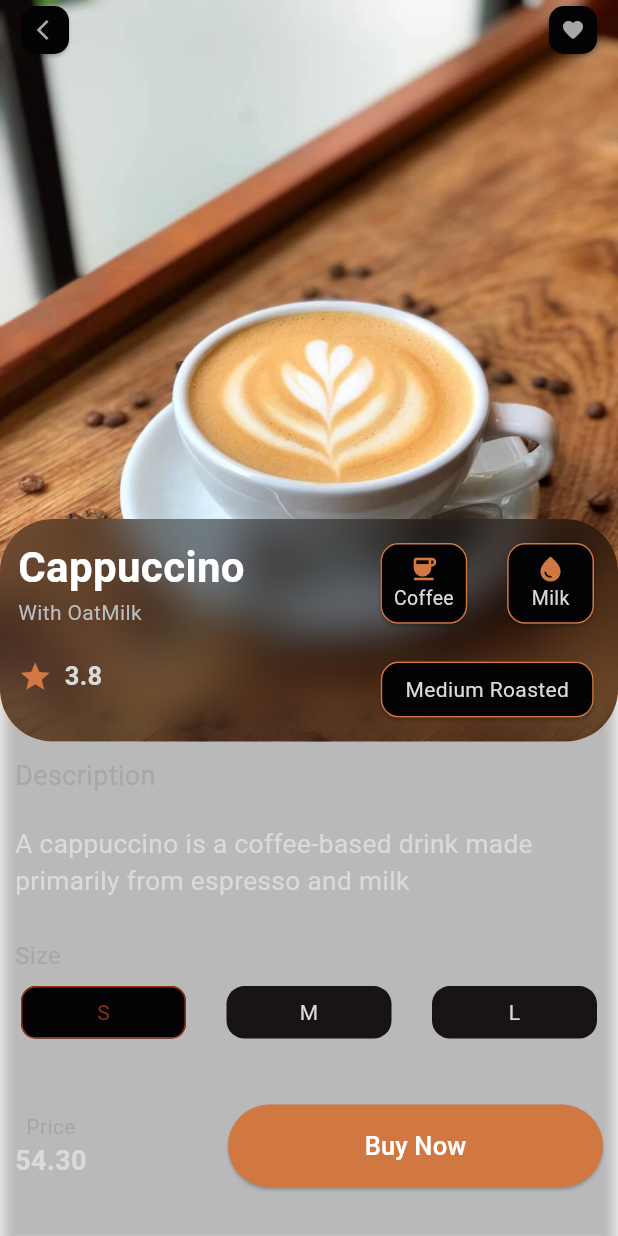
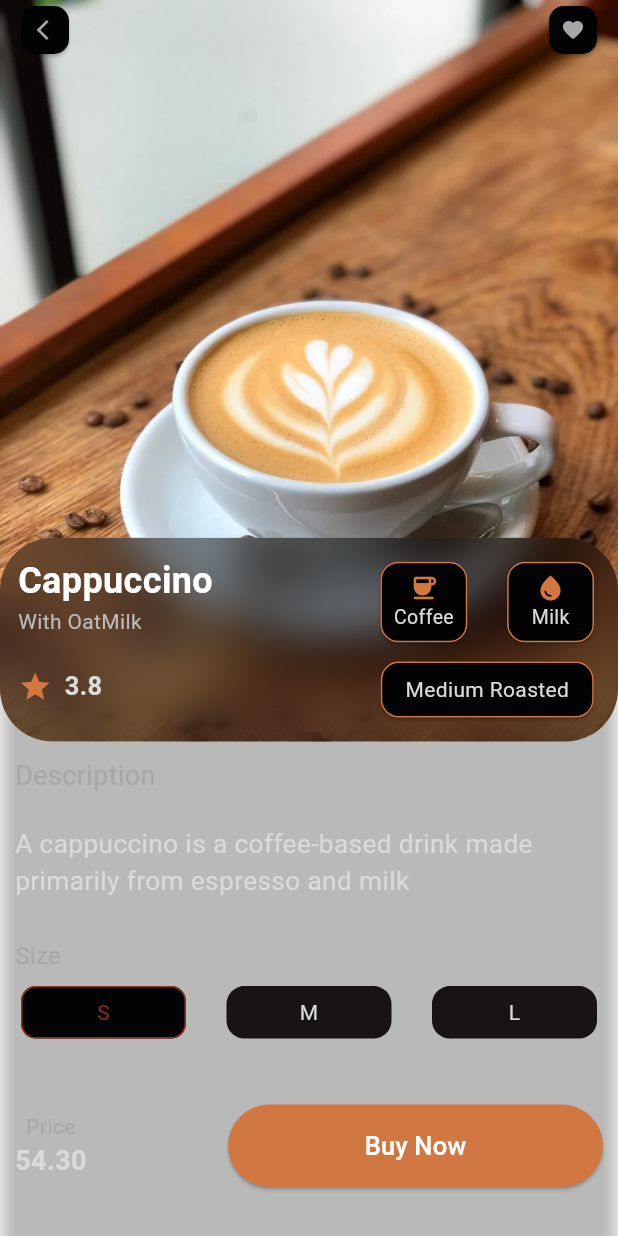
Before and after one commit to mabelane/coffeeapp, a Flutter app: the screen it shows after launch, after a tap on "3.8", on a phone screen of 412 x 824 dp. Run offline on Flutter 3.47's test engine with Material 2 defaults, Android fonts, the phone set to English and light mode, and no system bars; our stand-ins replace flutter_riverpod, riverpod.

Commit message:
fixed a few errors

```diff
--- a/lib/main.dart
+++ b/lib/main.dart
@@ -1,4 +1,5 @@
 import 'dart:ui';
+import 'package:animations/animations.dart';
 import 'package:coffeeapp/view/mobile/navbar.dart';
 import 'package:flutter/material.dart';
 import 'package:flutter_riverpod/flutter_riverpod.dart';
@@ -17,21 +18,12 @@ class MyApp extends StatelessWidget {
     return MaterialApp(
       title: 'Flutter Demo',
       theme: ThemeData(
-        // This is the theme of your application.
-        //
-        // TRY THIS: Try running your application with "flutter run". You'll see
-        // the application has a blue toolbar. Then, without quitting the app,
-        // try changing the seedColor in the colorScheme below to Colors.green
-        // and then invoke "hot reload" (save your changes or press the "hot
-        // reload" button in a Flutter-supported IDE, or press "r" if you used
-        // the command line to start the app).
-        //
-        // Notice that the counter didn't reset back to zero; the application
-        // state is not lost during the reload. To reset the state, use hot
-        // restart instead.
-        //
-        // This works for code too, not just values: Most code changes can be
-        // tested with just a hot reload.
+        pageTransitionsTheme: const PageTransitionsTheme(
+          builders: {
+            TargetPlatform.android: FadeThroughPageTransitionsBuilder(),
+            TargetPlatform.iOS: FadeThroughPageTransitionsBuilder(),
+          },
+        ),
         colorScheme: ColorScheme.fromSeed(seedColor: Colors.deepPurple),
         useMaterial3: true,
       ),
--- a/lib/util/coffee_container.dart
+++ b/lib/util/coffee_container.dart
@@ -36,7 +36,7 @@ class CoffeeContainer extends StatelessWidget {
         children: [
           Stack(alignment: Alignment.topRight, children: [
             SizedBox(
-              width: 180,
+              width: 195,
               height: 150,
               child: ClipRRect(
                 borderRadius: BorderRadius.circular(15),
@@ -79,8 +79,9 @@ class CoffeeContainer extends StatelessWidget {
           ),
           Text(
             coffee.title,
+            maxLines: 1,
             style: const TextStyle(
-                color: Colors.white, fontSize: 18, fontWeight: FontWeight.bold),
+                color: Colors.white, fontSize: 15, fontWeight: FontWeight.bold),
           ),
           Text(
             coffee.extras,
--- a/lib/util/detailed_page.dart
+++ b/lib/util/detailed_page.dart
@@ -107,7 +107,7 @@ class DetailedPage extends StatelessWidget {
                           ),
                         )),
                         BlurEffect(
-                          height: size.height * 0.18,
+                          height: size.height * 0.165,
                           borderRadius: BorderRadius.circular(35),
                           padding: const EdgeInsets.all(12),
                           child: Row(
@@ -120,13 +120,15 @@ class DetailedPage extends StatelessWidget {
                                   children: [
                                     Text(
                                       coffee.title,
+                                      maxLines: 2,
                                       style: const TextStyle(
                                           color: Colors.white,
-                                          fontSize: 28,
+                                          fontSize: 24,
                                           fontWeight: FontWeight.bold),
                                     ),
                                     Text(
                                       coffee.extras,
+                                      maxLines: 1,
                                       style: const TextStyle(
                                           color: Color.fromARGB(
                                               255, 188, 188, 188),
```
Also changed, not shown: lib/json/internal_data.json (+17 -1 lines), lib/img/latte/Iced-Cappuccino.webp (added), lib/img/latte/Mocha-Cappuccino.webp (added).
